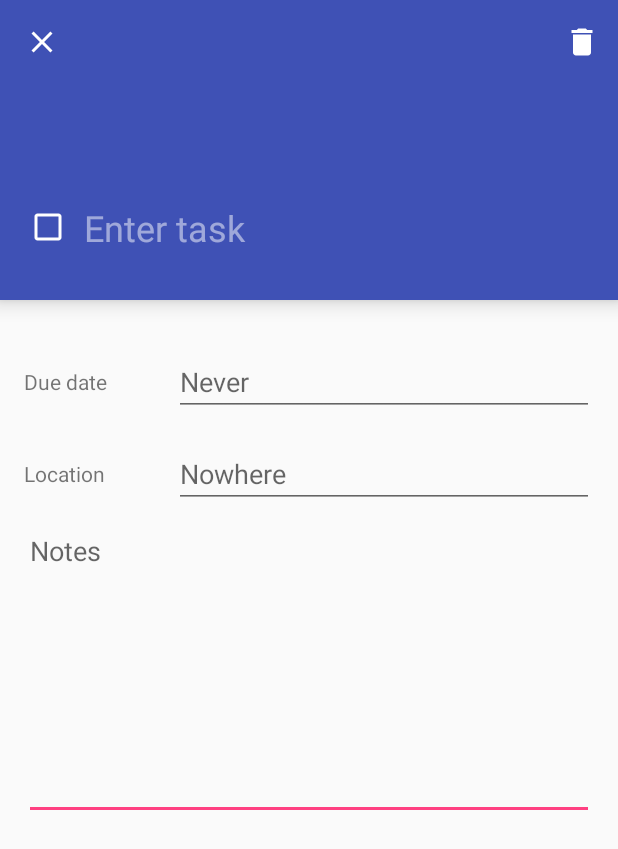
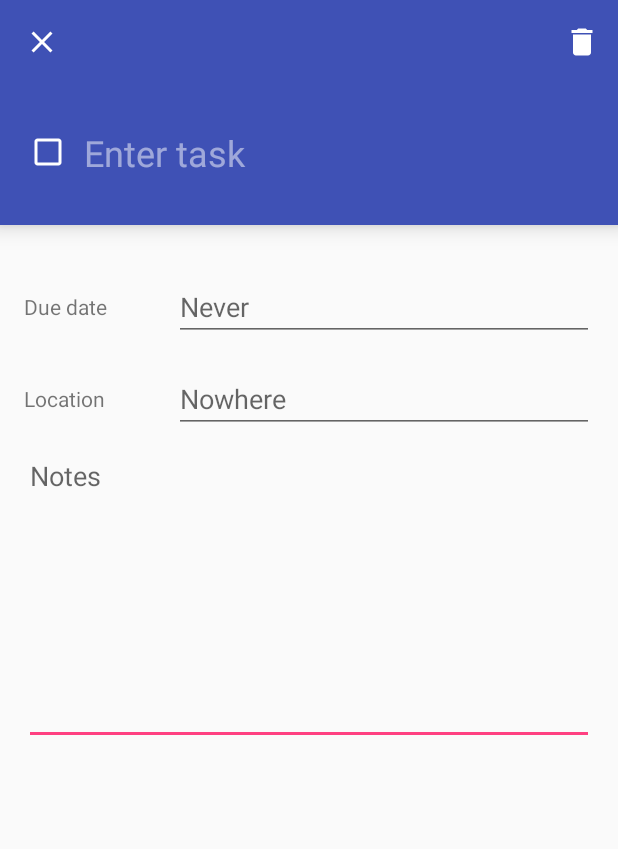
Before and after one commit to majormajors/todo-mvi, an Android app: the TaskDetailActivity screen opened directly, with no data from a screen before it, on a phone screen of 412 x 824 dp. Shown: the top 849 px of the screen. Run offline under Robolectric (Android 15) with nearby library versions, the phone set to English and light mode, and no system bars; our stand-ins replace Dagger/Hilt's generated code, Room's generated code, RxJava; libraries missing offline, so code that uses them is left out: com.jakewharton.rxbinding2; 9 statements that could not run were skipped.

Commit message:
UI Tweaks

```diff
--- a/app/src/main/java/com/mattmayers/todo/tasklist/TaskListDetailActivity.kt
+++ b/app/src/main/java/com/mattmayers/todo/tasklist/TaskListDetailActivity.kt
@@ -48,6 +48,8 @@ class TaskListDetailActivity : AppCompatActivity() {
 
         setContentView(R.layout.task_list_group_detail)
         setSupportActionBar(toolbar)
+        toolbar.setNavigationIcon(R.drawable.ic_arrow_back_black_24dp)
+        toolbar.setNavigationOnClickListener { onBackPressed() }
 
         recyclerView.apply {
             adapter = this@TaskListDetailActivity.adapter
--- a/app/src/main/res/layout/task_detail.xml
+++ b/app/src/main/res/layout/task_detail.xml
@@ -136,7 +136,7 @@
                         android:layout_height="wrap_content"
                         android:foregroundTint="@android:color/white"
                         android:textSize="@dimen/header_text_size_big"
-                        android:maxLines="1"
+                        android:maxLines="3"
                         android:inputType="text"
                         android:imeOptions="actionDone"
                         android:layout_gravity="center_vertical"
@@ -148,6 +148,7 @@
                         android:hint="@string/task_body_hint"
                         android:layout_width="match_parent"
                         android:layout_height="wrap_content"
+                        android:maxLines="3"
                         android:textSize="@dimen/header_text_size_big"
                         android:textColor="@android:color/white"
                         android:layout_gravity="center_vertical"
--- a/app/src/main/res/values/dimens.xml
+++ b/app/src/main/res/values/dimens.xml
@@ -1,7 +1,7 @@
 <resources>
     <dimen name="view_margin">8dp</dimen>
     <dimen name="fab_margin">16dp</dimen>
-    <dimen name="tall_toolbar_height">200dp</dimen>
+    <dimen name="tall_toolbar_height">150dp</dimen>
     <dimen name="default_elevation">8dp</dimen>
     <dimen name="header_text_size_big">24sp</dimen>
     <dimen name="task_detail_label_width">100dp</dimen>
```
Also changed, not shown: app/src/main/res/drawable/ic_arrow_back_black_24dp.xml (added, +9 -0 lines).
